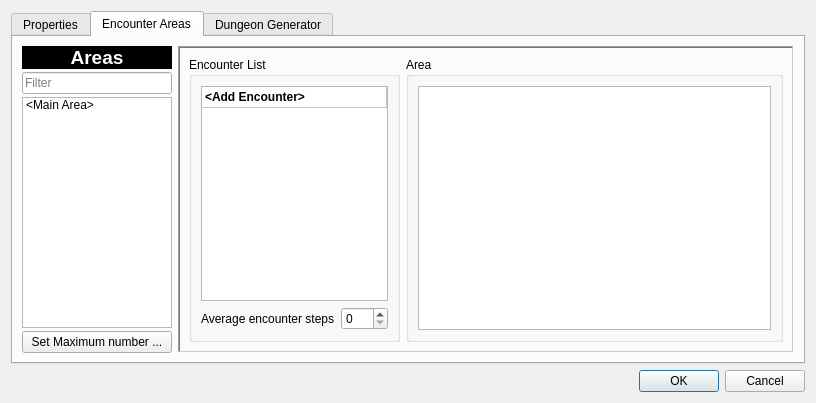
The window that src/dialogmapproperties.ui (MarianoGnu/Editor-Qt) describes before a commit, drawn with Qt 5.
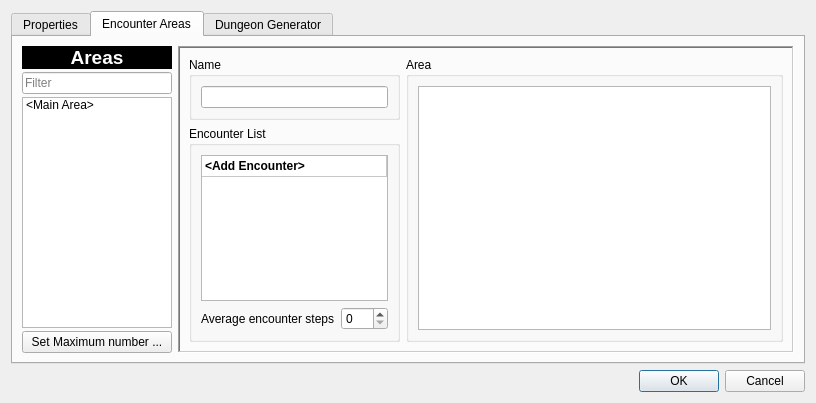
The same window after the commit. The open tabs and pages were chosen to show the change.

Commit message: Update Encounter Area tab.

```diff
--- a/src/dialogmapproperties.ui
+++ b/src/dialogmapproperties.ui
@@ -998,7 +998,7 @@
           <enum>QFrame::Sunken</enum>
          </property>
          <layout class="QGridLayout" name="gridLayout_5">
-          <item row="0" column="0">
+          <item row="1" column="0">
            <widget class="QGroupBox" name="groupBox_5">
             <property name="sizePolicy">
              <sizepolicy hsizetype="Preferred" vsizetype="Preferred">
@@ -1083,7 +1083,19 @@
             </layout>
            </widget>
           </item>
-          <item row="0" column="1">
+          <item row="0" column="0">
+           <widget class="QGroupBox" name="groupBox_7">
+            <property name="title">
+             <string>Name</string>
+            </property>
+            <layout class="QHBoxLayout" name="horizontalLayout_3">
+             <item>
+              <widget class="QLineEdit" name="lineEncounterAreaName"/>
+             </item>
+            </layout>
+           </widget>
+          </item>
+          <item row="0" column="1" rowspan="2">
            <widget class="QGroupBox" name="groupBox_6">
             <property name="sizePolicy">
              <sizepolicy hsizetype="Preferred" vsizetype="Preferred">
```
Left out of the diff: 8 changed lines with no effect on the pictures. The commit also changes 2 other files.
